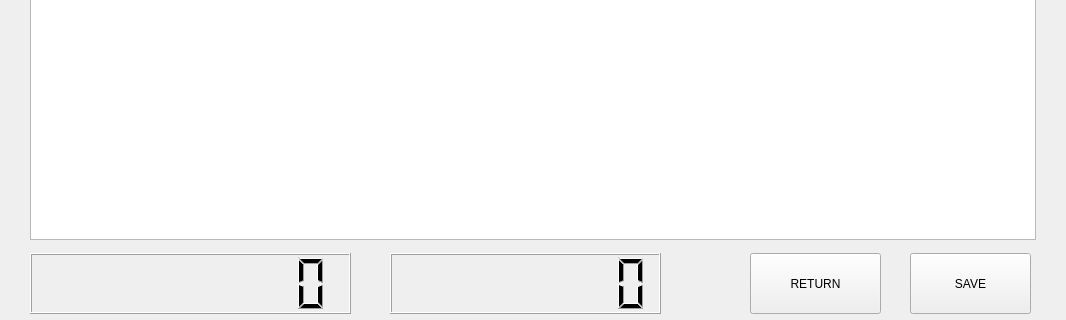
This is juego.ui in julianocampov/Juego as Qt 5 draws it before an edit; both pictures show x 0 to 1066 and y 297 to 617 of the 1066 by 617 pixel window. The edited form follows.
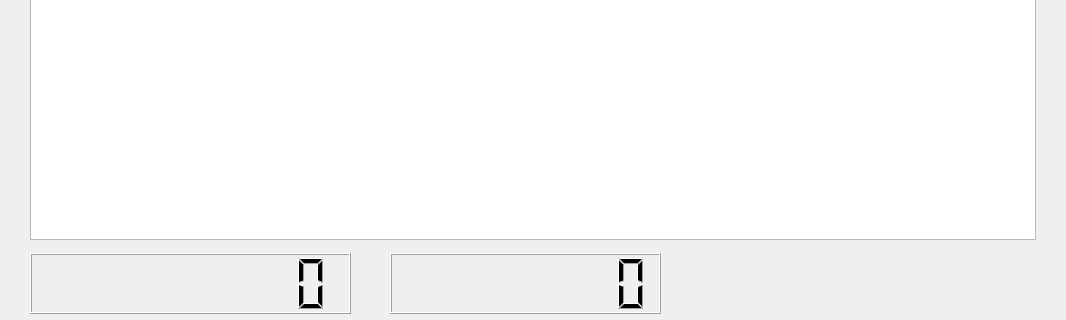
This is the edited form. Icons and pictures are not drawn.

```diff
--- a/juego.ui
+++ b/juego.ui
@@ -82,12 +82,15 @@
     <rect>
      <x>910</x>
      <y>550</y>
-     <width>121</width>
-     <height>61</height>
+     <width>130</width>
+     <height>60</height>
     </rect>
    </property>
    <property name="text">
-    <string>SAVE</string>
+    <string/>
+   </property>
+   <property name="flat">
+    <bool>true</bool>
    </property>
   </widget>
   <widget class="QLabel" name="torn">
@@ -108,12 +111,15 @@
     <rect>
      <x>750</x>
      <y>550</y>
-     <width>131</width>
-     <height>61</height>
+     <width>130</width>
+     <height>60</height>
     </rect>
    </property>
    <property name="text">
-    <string>RETURN</string>
+    <string/>
+   </property>
+   <property name="flat">
+    <bool>true</bool>
    </property>
   </widget>
   <widget class="QLabel" name="storm">
@@ -129,6 +135,64 @@
     <string/>
    </property>
   </widget>
+  <widget class="QLabel" name="label_2">
+   <property name="geometry">
+    <rect>
+     <x>30</x>
+     <y>550</y>
+     <width>1001</width>
+     <height>61</height>
+    </rect>
+   </property>
+   <property name="text">
+    <string/>
+   </property>
+   <property name="pixmap">
+    <pixmap resource="imagen.qrc">:/selec.jpg</pixmap>
+   </property>
+   <property name="scaledContents">
+    <bool>false</bool>
+   </property>
+  </widget>
+  <widget class="QLabel" name="label_3">
+   <property name="geometry">
+    <rect>
+     <x>750</x>
+     <y>550</y>
+     <width>130</width>
+     <height>60</height>
+    </rect>
+   </property>
+   <property name="text">
+    <string/>
+   </property>
+   <property name="pixmap">
+    <pixmap resource="imagen.qrc">:/go back.jpg</pixmap>
+   </property>
+   <property name="scaledContents">
+    <bool>true</bool>
+   </property>
+  </widget>
+  <widget class="QLabel" name="label_4">
+   <property name="geometry">
+    <rect>
+     <x>910</x>
+     <y>550</y>
+     <width>130</width>
+     <height>60</height>
+    </rect>
+   </property>
+   <property name="text">
+    <string/>
+   </property>
+   <property name="pixmap">
+    <pixmap resource="imagen.qrc">:/save.jpg</pixmap>
+   </property>
+   <property name="scaledContents">
+    <bool>true</bool>
+   </property>
+  </widget>
+  <zorder>label_2</zorder>
   <zorder>label</zorder>
   <zorder>torn</zorder>
   <zorder>storm</zorder>
```
Left out of the diff: 6 changed lines with no effect on the pictures.
